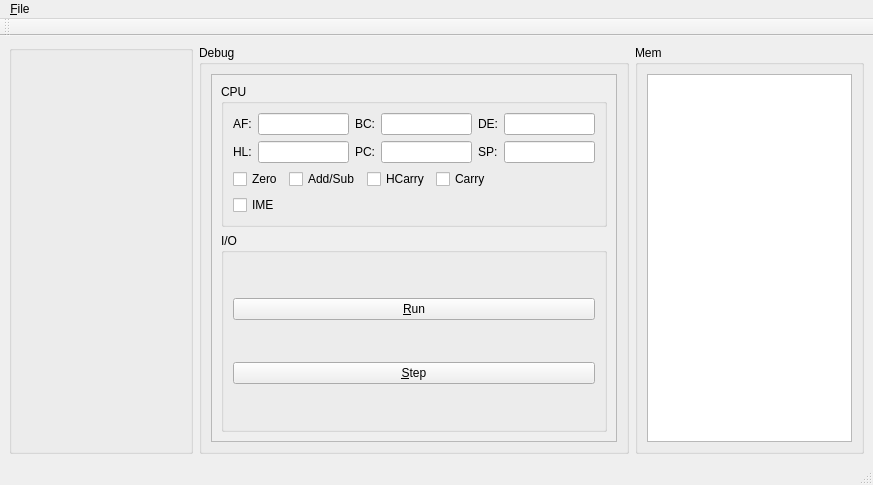
Before: the Qt Designer form mainwindow.ui in brNX/gameboy-emu, drawn with Qt 5.
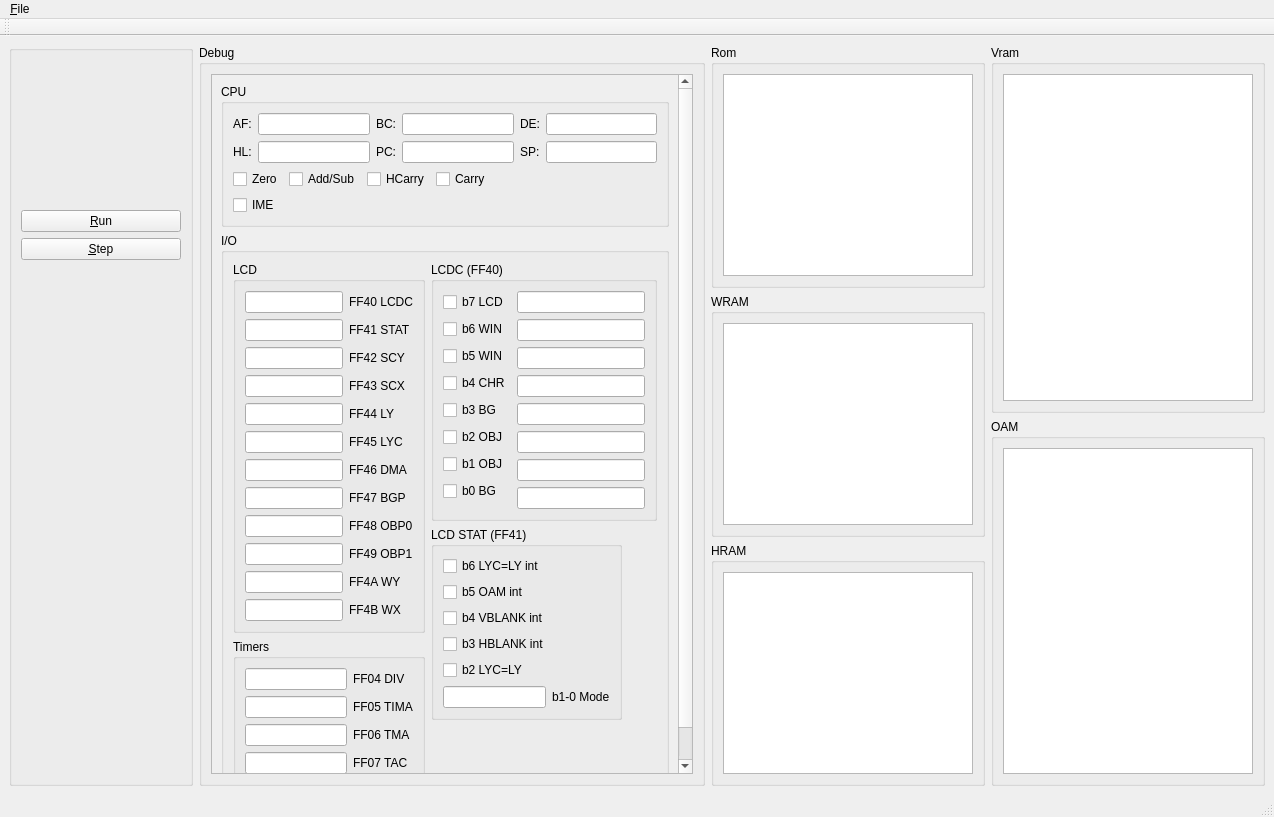
After: the same form once the commit is applied. Custom widgets are drawn as their Qt base class.

The edit to the form file:
```diff
--- a/mainwindow.ui
+++ b/mainwindow.ui
@@ -6,8 +6,8 @@
    <rect>
     <x>0</x>
     <y>0</y>
-    <width>873</width>
-    <height>485</height>
+    <width>1274</width>
+    <height>817</height>
    </rect>
   </property>
   <property name="windowTitle">
@@ -17,7 +17,7 @@
    <bool>false</bool>
   </property>
   <widget class="QWidget" name="centralwidget">
-   <layout class="QHBoxLayout" name="horizontalLayout_2">
+   <layout class="QHBoxLayout" name="horizontalLayout">
     <item>
      <widget class="QGroupBox" name="groupBox_2">
       <property name="sizePolicy">
@@ -29,7 +29,7 @@
       <property name="title">
        <string/>
       </property>
-      <layout class="QHBoxLayout" name="horizontalLayout">
+      <layout class="QVBoxLayout" name="verticalLayout_12">
        <item>
         <widget class="LcdUi" name="lcd" native="true">
          <property name="minimumSize">
@@ -46,6 +46,33 @@
          </property>
         </widget>
        </item>
+       <item>
+        <widget class="QPushButton" name="runButton">
+         <property name="text">
+          <string>&amp;Run</string>
+         </property>
+        </widget>
+       </item>
+       <item>
+        <widget class="QPushButton" name="stepButton">
+         <property name="text">
+          <string>&amp;Step</string>
+         </property>
+        </widget>
+       </item>
+       <item>
+        <spacer name="verticalSpacer">
+         <property name="orientation">
+          <enum>Qt::Vertical</enum>
+         </property>
+         <property name="sizeHint" stdset="0">
+          <size>
+           <width>20</width>
+           <height>40</height>
+          </size>
+         </property>
+        </spacer>
+       </item>
       </layout>
      </widget>
     </item>
@@ -65,8 +92,8 @@
            <rect>
             <x>0</x>
             <y>0</y>
-            <width>424</width>
-            <height>386</height>
+            <width>491</width>
+            <height>718</height>
            </rect>
           </property>
           <layout class="QVBoxLayout" name="verticalLayout">
@@ -283,20 +310,542 @@
              <property name="title">
               <string>I/O</string>
              </property>
-             <layout class="QVBoxLayout" name="verticalLayout_11">
+             <layout class="QHBoxLayout" name="horizontalLayout_13">
               <item>
-               <widget class="QPushButton" name="runButton">
-                <property name="text">
-                 <string>&amp;Run</string>
-                </property>
-               </widget>
+               <layout class="QVBoxLayout" name="verticalLayout_25">
+                <item>
+                 <widget class="QGroupBox" name="groupBox_10">
+                  <property name="title">
+                   <string>LCD</string>
+                  </property>
+                  <layout class="QHBoxLayout" name="horizontalLayout_2">
+                   <item>
+                    <layout class="QVBoxLayout" name="verticalLayout_11">
+                     <item>
+                      <widget class="QLineEdit" name="lcdcEdit">
+                       <property name="readOnly">
+                        <bool>true</bool>
+                       </property>
+                      </widget>
+                     </item>
+                     <item>
+                      <widget class="QLineEdit" name="statEdit">
+                       <property name="readOnly">
+                        <bool>true</bool>
+                       </property>
+                      </widget>
+                     </item>
+                     <item>
+                      <widget class="QLineEdit" name="scyEdit">
+                       <property name="readOnly">
+                        <bool>true</bool>
+                       </property>
+                      </widget>
+                     </item>
+                     <item>
+                      <widget class="QLineEdit" name="scxEdit">
+                       <property name="readOnly">
+                        <bool>true</bool>
+                       </property>
+                      </widget>
+                     </item>
+                     <item>
+                      <widget class="QLineEdit" name="lyEdit">
+                       <property name="readOnly">
+                        <bool>true</bool>
+                       </property>
+                      </widget>
+                     </item>
+                     <item>
+                      <widget class="QLineEdit" name="lycEdit">
+                       <property name="readOnly">
+                        <bool>true</bool>
+                       </property>
+                      </widget>
+                     </item>
+                     <item>
+                      <widget class="QLineEdit" name="dmaEdit">
+                       <property name="readOnly">
+                        <bool>true</bool>
+                       </property>
+                      </widget>
+                     </item>
+                     <item>
+                      <widget class="QLineEdit" name="bgpEdit">
+                       <property name="readOnly">
+                        <bool>true</bool>
+                       </property>
+                      </widget>
+                     </item>
+                     <item>
+                      <widget class="QLineEdit" name="obp0Edit">
+                       <property name="readOnly">
+                        <bool>true</bool>
+                       </property>
+                      </widget>
+                     </item>
+                     <item>
+                      <widget class="QLineEdit" name="obp1Edit">
+                       <property name="readOnly">
+                        <bool>true</bool>
+                       </property>
+                      </widget>
+                     </item>
+                     <item>
+                      <widget class="QLineEdit" name="wyEdit">
+                       <property name="readOnly">
+                        <bool>true</bool>
+                       </property>
+                      </widget>
+                     </item>
+                     <item>
+                      <widget class="QLineEdit" name="wxEdit">
+                       <property name="readOnly">
+                        <bool>true</bool>
+                       </property>
+                      </widget>
+                     </item>
+                    </layout>
+                   </item>
+                   <item>
+                    <layout class="QVBoxLayout" name="verticalLayout_19">
+                     <item>
+                      <widget class="QLabel" name="label">
+                       <property name="text">
+                        <string>FF40 LCDC</string>
+                       </property>
+                      </widget>
+                     </item>
+                     <item>
+                      <widget class="QLabel" name="label_2">
+                       <property name="text">
+                        <string>FF41 STAT</string>
+                       </property>
+                      </widget>
+                     </item>
+                     <item>
+                      <widget class="QLabel" name="label_9">
+                       <property name="text">
+                        <string>FF42 SCY</string>
+                       </property>
+                      </widget>
+                     </item>
+                     <item>
+                      <widget class="QLabel" name="label_10">
+                       <property name="text">
+                        <string>FF43 SCX</string>
+                       </property>
+                      </widget>
+                     </item>
+                     <item>
+                      <widget class="QLabel" name="label_11">
+                       <property name="text">
+                        <string>FF44 LY</string>
+                       </property>
+                      </widget>
+                     </item>
+                     <item>
+                      <widget class="QLabel" name="label_12">
+                       <property name="text">
+                        <string>FF45 LYC</string>
+                       </property>
+                      </widget>
+                     </item>
+                     <item>
+                      <widget class="QLabel" name="label_13">
+                       <property name="text">
+                        <string>FF46 DMA</string>
+                       </property>
+                      </widget>
+                     </item>
+                     <item>
+                      <widget class="QLabel" name="label_14">
+                       <property name="text">
+                        <string>FF47 BGP</string>
+                       </property>
+                      </widget>
+                     </item>
+                     <item>
+                      <widget class="QLabel" name="label_15">
+                       <property name="text">
+                        <string>FF48 OBP0</string>
+                       </property>
+                      </widget>
+                     </item>
+                     <item>
+                      <widget class="QLabel" name="label_16">
+                       <property name="text">
+                        <string>FF49 OBP1</string>
+                       </property>
+                      </widget>
+                     </item>
+                     <item>
+                      <widget class="QLabel" name="label_17">
+                       <property name="text">
+                        <string>FF4A WY</string>
+                       </property>
+                      </widget>
+                     </item>
+                     <item>
+                      <widget class="QLabel" name="label_18">
+                       <property name="text">
+                        <string>FF4B WX</string>
+                       </property>
+                      </widget>
+                     </item>
+                    </layout>
+                   </item>
+                  </layout>
+                 </widget>
+                </item>
+                <item>
+                 <widget class="QGroupBox" name="groupBox_12">
+                  <property name="title">
+                   <string>Timers</string>
+                  </property>
+                  <layout class="QHBoxLayout" name="horizontalLayout_11">
+                   <item>
+                    <layout class="QVBoxLayout" name="verticalLayout_23">
+                     <item>
+                      <widget class="QLineEdit" name="divEdit">
+                       <property name="readOnly">
+                        <bool>true</bool>
+                       </property>
+                      </widget>
+                     </item>
+                     <item>
+                      <widget class="QLineEdit" name="timaEdit">
+                       <property name="readOnly">
+                        <bool>true</bool>
+                       </property>
+                      </widget>
+                     </item>
+                     <item>
+                      <widget class="QLineEdit" name="tmaEdit">
+                       <property name="readOnly">
+                        <bool>true</bool>
+                       </property>
+                      </widget>
+                     </item>
+                     <item>
+                      <widget class="QLineEdit" name="tacEdit">
+                       <property name="readOnly">
+                        <bool>true</bool>
+                       </property>
+                      </widget>
+                     </item>
+                    </layout>
+                   </item>
+                   <item>
+                    <layout class="QVBoxLayout" name="verticalLayout_24">
+                     <item>
+                      <widget class="QLabel" name="label_20">
+                       <property name="text">
+                        <string>FF04 DIV</string>
+                       </property>
+                      </widget>
+                     </item>
+                     <item>
+                      <widget class="QLabel" name="label_21">
+                       <property name="text">
+                        <string>FF05 TIMA</string>
+                       </property>
+                      </widget>
+                     </item>
+                     <item>
+                      <widget class="QLabel" name="label_22">
+                       <property name="text">
+                        <string>FF06 TMA</string>
+                       </property>
+                      </widget>
+                     </item>
+                     <item>
+                      <widget class="QLabel" name="label_23">
+                       <property name="text">
+                        <string>FF07 TAC</string>
+                       </property>
+                      </widget>
+                     </item>
+                    </layout>
+                   </item>
+                  </layout>
+                 </widget>
+                </item>
+               </layout>
               </item>
               <item>
-               <widget class="QPushButton" name="stepButton">
-                <property name="text">
-                 <string>&amp;Step</string>
-                </property>
-               </widget>
+               <layout class="QVBoxLayout" name="verticalLayout_27">
+                <item>
+                 <widget class="QGroupBox" name="groupBox_11">
+                  <property name="title">
+                   <string>LCDC (FF40)</string>
+                  </property>
+                  <layout class="QHBoxLayout" name="horizontalLayout_9">
+                   <item>
+                    <layout class="QVBoxLayout" name="verticalLayout_21">
+                     <item>
+                      <widget class="QCheckBox" name="lcdcBox7">
+                       <property name="text">
+                        <string>b7 LCD</string>
+                       </property>
+                       <property name="checkable">
+                        <bool>true</bool>
+                       </property>
+                      </widget>
+                     </item>
+                     <item>
+                      <widget class="QCheckBox" name="lcdcBox6">
+                       <property name="text">
+                        <string>b6 WIN</string>
+                       </property>
+                       <property name="checkable">
+                        <bool>true</bool>
+                       </property>
+                      </widget>
+                     </item>
+                     <item>
+                      <widget class="QCheckBox" name="lcdcBox5">
+                       <property name="text">
+                        <string>b5 WIN</string>
+                       </property>
+                       <property name="checkable">
+                        <bool>true</bool>
+                       </property>
+                      </widget>
+                     </item>
+                     <item>
+                      <widget class="QCheckBox" name="lcdcBox4">
+                       <property name="text">
+                        <string>b4 CHR</string>
+                       </property>
+                       <property name="checkable">
+                        <bool>true</bool>
+                       </property>
+                      </widget>
+                     </item>
+                     <item>
+                      <widget class="QCheckBox" name="lcdcBox3">
+                       <property name="text">
+                        <string>b3 BG</string>
+                       </property>
+                       <property name="checkable">
+                        <bool>true</bool>
+                       </property>
+                      </widget>
+                     </item>
+                     <item>
+                      <widget class="QCheckBox" name="lcdcBox2">
+                       <property name="text">
+                        <string>b2 OBJ</string>
+                       </property>
+                       <property name="checkable">
+                        <bool>true</bool>
+                       </property>
+                      </widget>
+                     </item>
+                     <item>
+                      <widget class="QCheckBox" name="lcdcBox1">
+                       <property name="text">
+                        <string>b1 OBJ</string>
+                       </property>
+                       <property name="checkable">
+                        <bool>true</bool>
+                       </property>
+                      </widget>
+                     </item>
+                     <item>
+                      <widget class="QCheckBox" name="lcdcBox0">
+                       <property name="text">
+                        <string>b0 BG</string>
+                       </property>
+                       <property name="checkable">
+                        <bool>true</bool>
+                       </property>
+                      </widget>
+                     </item>
+                    </layout>
+                   </item>
+                   <item>
+                    <layout class="QVBoxLayout" name="verticalLayout_20">
+                     <item>
+                      <widget class="QLineEdit" name="lineEdit">
+                       <property name="readOnly">
+                        <bool>true</bool>
+                       </property>
+                      </widget>
+                     </item>
+                     <item>
+                      <widget class="QLineEdit" name="lineEdit_2">
+                       <property name="readOnly">
+                        <bool>true</bool>
+                       </property>
+                      </widget>
+                     </item>
+                     <item>
+                      <widget class="QLineEdit" name="lineEdit_3">
+                       <property name="readOnly">
+                        <bool>true</bool>
+                       </property>
+                      </widget>
+                     </item>
+                     <item>
+                      <widget class="QLineEdit" name="lineEdit_4">
+                       <property name="readOnly">
+                        <bool>true</bool>
+                       </property>
+                      </widget>
+                     </item>
+                     <item>
+                      <widget class="QLineEdit" name="lineEdit_6">
+                       <property name="readOnly">
+                        <bool>true</bool>
+                       </property>
+                      </widget>
+                     </item>
+                     <item>
+                      <widget class="QLineEdit" name="lineEdit_8">
+                       <property name="readOnly">
+                        <bool>true</bool>
+                       </property>
+                      </widget>
+                     </item>
+                     <item>
+                      <widget class="QLineEdit" name="lineEdit_7">
+                       <property name="readOnly">
+                        <bool>true</bool>
+                       </property>
+                      </widget>
+                     </item>
+                     <item>
+                      <widget class="QLineEdit" name="lineEdit_5">
+                       <property name="readOnly">
+                        <bool>true</bool>
+                       </property>
+                      </widget>
+                     </item>
+                    </layout>
+                   </item>
+                  </layout>
+                 </widget>
+                </item>
+                <item>
+                 <layout class="QHBoxLayout" name="horizontalLayout_12">
+                  <item>
+                   <layout class="QVBoxLayout" name="verticalLayout_26">
+                    <item>
+                     <widget class="QGroupBox" name="groupBox_13">
+                      <property name="title">
+                       <string>LCD STAT (FF41)</string>
+                      </property>
+                      <layout class="QVBoxLayout" name="verticalLayout_22">
+                       <item>
+                        <widget class="QCheckBox" name="statBox6">
+                         <property name="text">
+                          <string>b6 LYC=LY int</string>
+                         </property>
+                         <property name="checkable">
+                          <bool>true</bool>
+                         </property>
+                        </widget>
+                       </item>
+                       <item>
+                        <widget class="QCheckBox" name="statBox5">
+                         <property name="text">
+                          <string>b5 OAM int</string>
+                         </property>
+                         <property name="checkable">
+                          <bool>true</bool>
+                         </property>
+                        </widget>
+                       </item>
+                       <item>
+                        <widget class="QCheckBox" name="statBox4">
+                         <property name="text">
+                          <string>b4 VBLANK int</string>
+                         </property>
+                         <property name="checkable">
+                          <bool>true</bool>
+                         </property>
+                        </widget>
+                       </item>
+                       <item>
+                        <widget class="QCheckBox" name="statBox3">
+                         <property name="text">
+                          <string>b3 HBLANK int</string>
+                         </property>
+                         <property name="checkable">
+                          <bool>true</bool>
+                         </property>
+                        </widget>
+                       </item>
+                       <item>
+                        <widget class="QCheckBox" name="statBox2">
+                         <property name="text">
+                          <string>b2 LYC=LY</string>
+                         </property>
+                         <property name="checkable">
+                          <bool>true</bool>
+                         </property>
+                        </widget>
+                       </item>
+                       <item>
+                        <layout class="QHBoxLayout" name="horizontalLayout_10">
+                         <item>
+                          <widget class="QLineEdit" name="statmodeEdit">
+                           <property name="sizePolicy">
+                            <sizepolicy hsizetype="Expanding" vsizetype="Fixed">
+                             <horstretch>0</horstretch>
+                             <verstretch>0</verstretch>
+                            </sizepolicy>
+                           </property>
+                           <property name="readOnly">
+                            <bool>true</bool>
+                           </property>
+                          </widget>
+                         </item>
+                         <item>
+                          <widget class="QLabel" name="label_19">
+                           <property name="text">
+                            <string>b1-0 Mode</string>
+                           </property>
+                          </widget>
+                         </item>
+                        </layout>
+                       </item>
+                      </layout>
+                     </widget>
+                    </item>
+                    <item>
+                     <spacer name="verticalSpacer_2">
+                      <property name="orientation">
+                       <enum>Qt::Vertical</enum>
+                      </property>
+                      <property name="sizeHint" stdset="0">
+                       <size>
+                        <width>20</width>
+                        <height>40</height>
+                       </size>
+                      </property>
+                     </spacer>
+                    </item>
+                   </layout>
+                  </item>
+                  <item>
+                   <spacer name="horizontalSpacer_3">
+                    <property name="orientation">
+                     <enum>Qt::Horizontal</enum>
+                    </property>
+                    <property name="sizeHint" stdset="0">
+                     <size>
+                      <width>40</width>
+                      <height>20</height>
+                     </size>
+                    </property>
+                   </spacer>
+                  </item>
+                 </layout>
+                </item>
+               </layout>
               </item>
              </layout>
             </widget>
@@ -309,16 +858,72 @@
      </widget>
     </item>
     <item>
-     <widget class="QGroupBox" name="groupBox_5">
-      <property name="title">
-       <string>Mem</string>
-      </property>
-      <layout class="QVBoxLayout" name="verticalLayout_10">
-       <item>
-        <widget class="QListWidget" name="memoryList"/>
-       </item>
-      </layout>
-     </widget>
+     <layout class="QVBoxLayout" name="verticalLayout_18">
+      <item>
+       <widget class="QGroupBox" name="groupBox_5">
+        <property name="title">
+         <string>Rom</string>
+        </property>
+        <layout class="QVBoxLayout" name="verticalLayout_10">
+         <item>
+          <widget class="QListWidget" name="romList"/>
+         </item>
+        </layout>
+       </widget>
+      </item>
+      <item>
+       <widget class="QGroupBox" name="groupBox_8">
+        <property name="title">
+         <string>WRAM</string>
+        </property>
+        <layout class="QVBoxLayout" name="verticalLayout_15">
+         <item>
+          <widget class="QListWidget" name="wramList"/>
+         </item>
+        </layout>
+       </widget>
+      </item>
+      <item>
+       <widget class="QGroupBox" name="groupBox_9">
+        <property name="title">
+         <string>HRAM</string>
+        </property>
+        <layout class="QVBoxLayout" name="verticalLayout_16">
+         <item>
+          <widget class="QListWidget" name="hramList"/>
+         </item>
+        </layout>
+       </widget>
+      </item>
+     </layout>
+    </item>
+    <item>
+     <layout class="QVBoxLayout" name="verticalLayout_17">
+      <item>
+       <widget class="QGroupBox" name="groupBox_6">
+        <property name="title">
+         <string>Vram</string>
+        </property>
+        <layout class="QVBoxLayout" name="verticalLayout_13">
+         <item>
+          <widget class="QListWidget" name="vramList"/>
+         </item>
+        </layout>
+       </widget>
+      </item>
+      <item>
+       <widget class="QGroupBox" name="groupBox_7">
+        <property name="title">
+         <string>OAM</string>
+        </property>
+        <layout class="QVBoxLayout" name="verticalLayout_14">
+         <item>
+          <widget class="QListWidget" name="oamList"/>
+         </item>
+        </layout>
+       </widget>
+      </item>
+     </layout>
     </item>
    </layout>
   </widget>
@@ -327,7 +932,7 @@
     <rect>
      <x>0</x>
      <y>0</y>
-     <width>873</width>
+     <width>1274</width>
      <height>22</height>
     </rect>
    </property>
```
Left out of the diff: 15 changed lines with no effect on the pictures.
